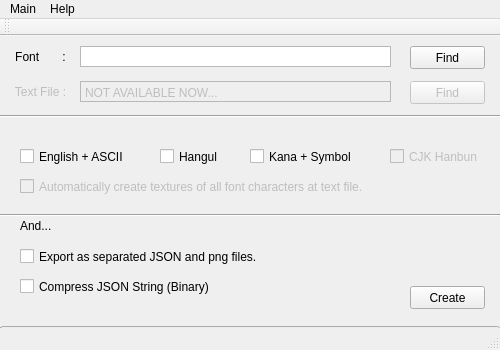
The window that DyFontAtlasGenerator/DyFontAtlasGenerator.ui (liliilli/DianYing) describes before a commit, drawn with Qt 5.
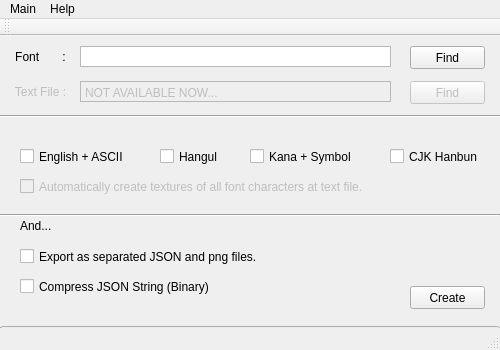
The same window after the commit.

What changed in the file:
```diff
--- a/DyFontAtlasGenerator/DyFontAtlasGenerator.ui
+++ b/DyFontAtlasGenerator/DyFontAtlasGenerator.ui
@@ -312,7 +312,7 @@
    </widget>
    <widget class="QCheckBox" name="CB_MapCJKHanbun">
     <property name="enabled">
-     <bool>false</bool>
+     <bool>true</bool>
     </property>
     <property name="geometry">
      <rect>
```
Left out of the diff: 2 changed lines with no effect on the pictures.
